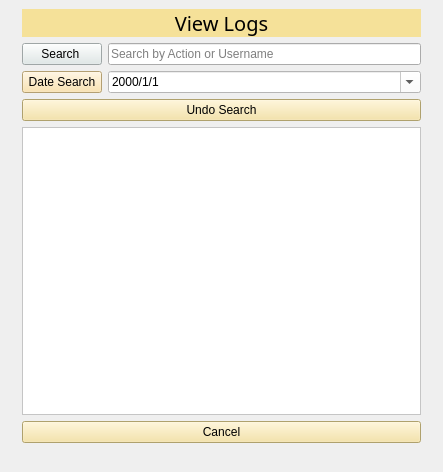
Aenan05/MAXPC, file view_logs.ui: the form before one commit.
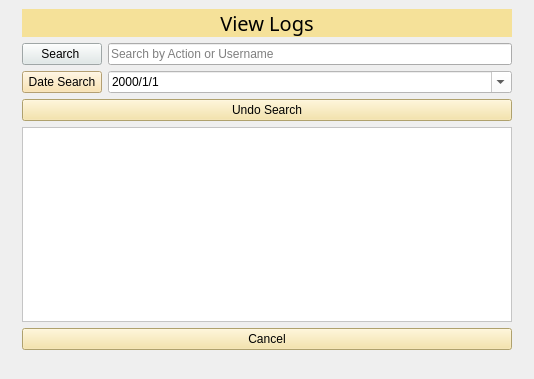
The form after the commit. Icons and pictures are not drawn.

```diff
--- a/view_logs.ui
+++ b/view_logs.ui
@@ -6,8 +6,8 @@
    <rect>
     <x>0</x>
     <y>0</y>
-    <width>443</width>
-    <height>472</height>
+    <width>534</width>
+    <height>379</height>
    </rect>
   </property>
   <property name="windowTitle">
```
Left out of the diff: 58 changed lines with no effect on the pictures.
